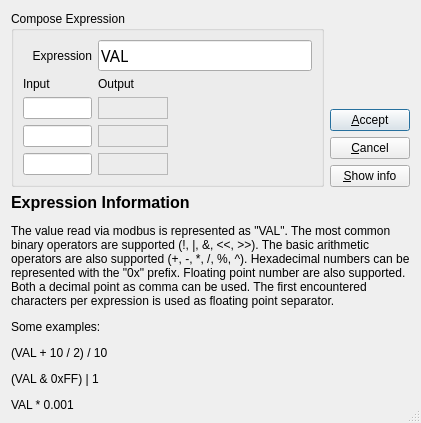
Qt form src/dialogs/expressionsdialog.ui (ModbusScope/ModbusScope) before a commit.
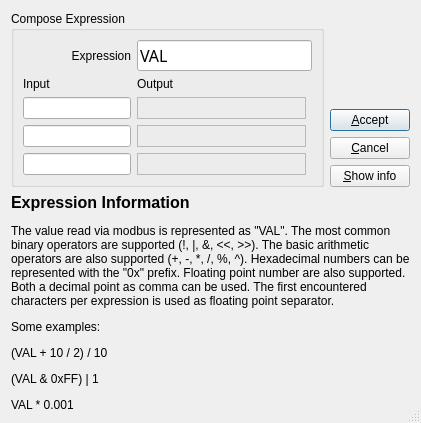
The same form after that commit.

Commit message: Improve vertical stretching

```diff
--- a/src/dialogs/expressionsdialog.ui
+++ b/src/dialogs/expressionsdialog.ui
@@ -10,7 +10,7 @@
     <x>0</x>
     <y>0</y>
     <width>677</width>
-    <height>462</height>
+    <height>479</height>
    </rect>
   </property>
   <property name="windowTitle">
@@ -38,7 +38,7 @@
          <property name="title">
           <string>Compose Expression</string>
          </property>
-         <layout class="QGridLayout" name="gridLayout" columnstretch="1,1,2">
+         <layout class="QGridLayout" name="gridLayout" columnstretch="0,1,0">
           <item row="4" column="1">
            <widget class="QLabel" name="lblOut2">
             <property name="frameShape">
@@ -86,19 +86,6 @@
             </property>
            </widget>
           </item>
-          <item row="2" column="2">
-           <spacer name="horizontalSpacer">
-            <property name="orientation">
-             <enum>Qt::Horizontal</enum>
-            </property>
-            <property name="sizeHint" stdset="0">
-             <size>
-              <width>40</width>
-              <height>20</height>
-             </size>
-            </property>
-           </spacer>
-          </item>
           <item row="4" column="0">
            <widget class="QLineEdit" name="lineIn2"/>
           </item>
```
